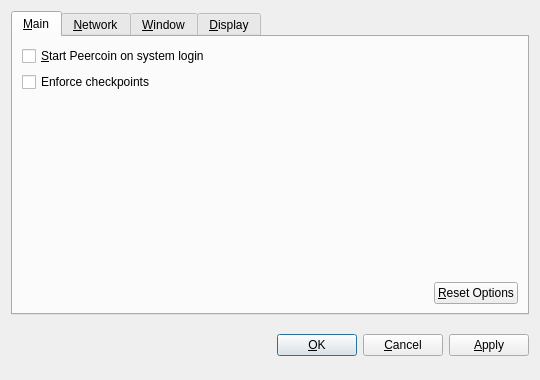
bitbaba/stakecoin, file src/qt/forms/optionsdialog.ui: the form before one commit.
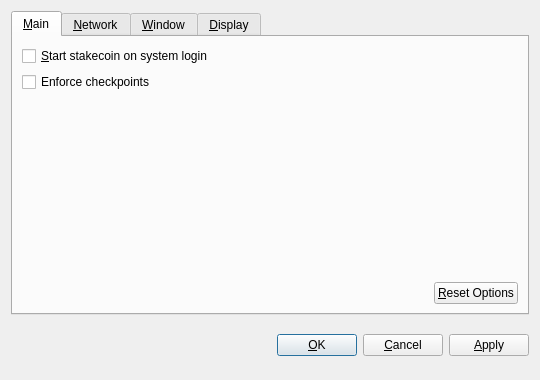
The form after the commit. Custom widgets are drawn as their Qt base class.

Commit message: Peercoin=>stakecoin

What changed in the file:
```diff
--- a/src/qt/forms/optionsdialog.ui
+++ b/src/qt/forms/optionsdialog.ui
@@ -36,7 +36,7 @@
           <string>Automatically start Peercoin after logging in to the system.</string>
          </property>
          <property name="text">
-          <string>&amp;Start Peercoin on system login</string>
+          <string>&amp;Start stakecoin on system login</string>
          </property>
         </widget>
        </item>
```
Left out of the diff: 10 changed lines with no effect on the pictures. The commit also changes 107 other files.
